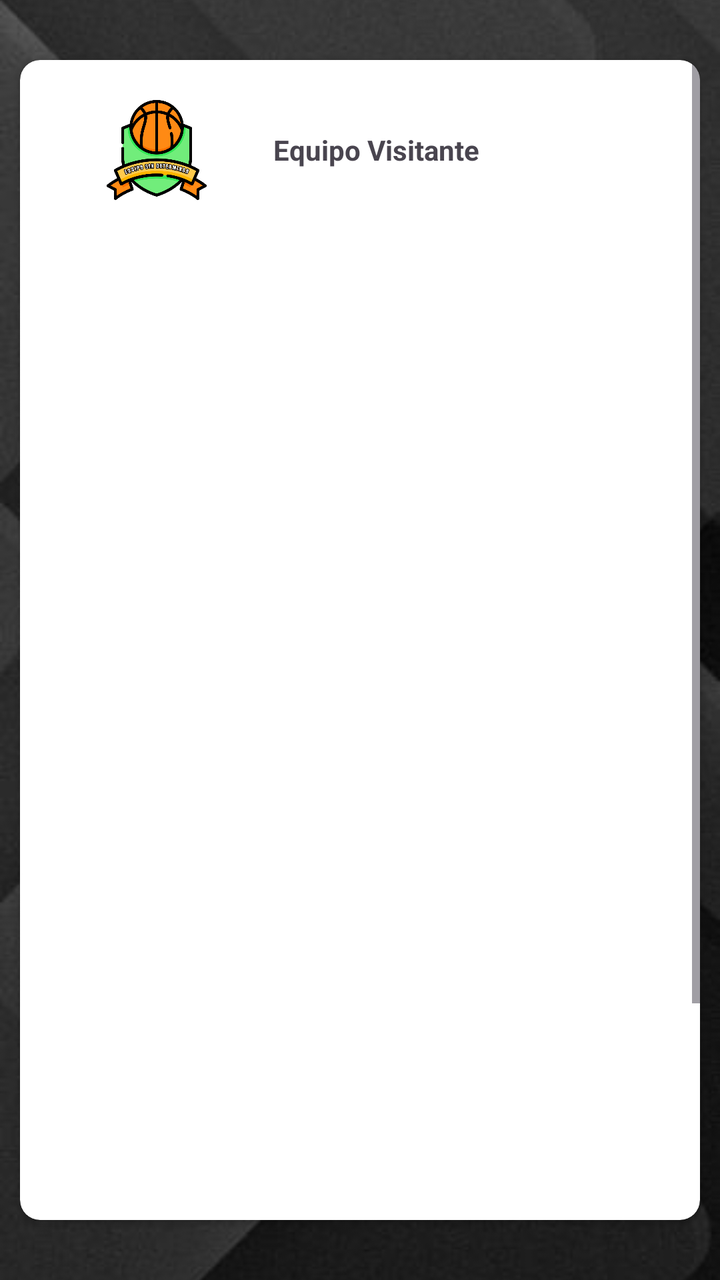
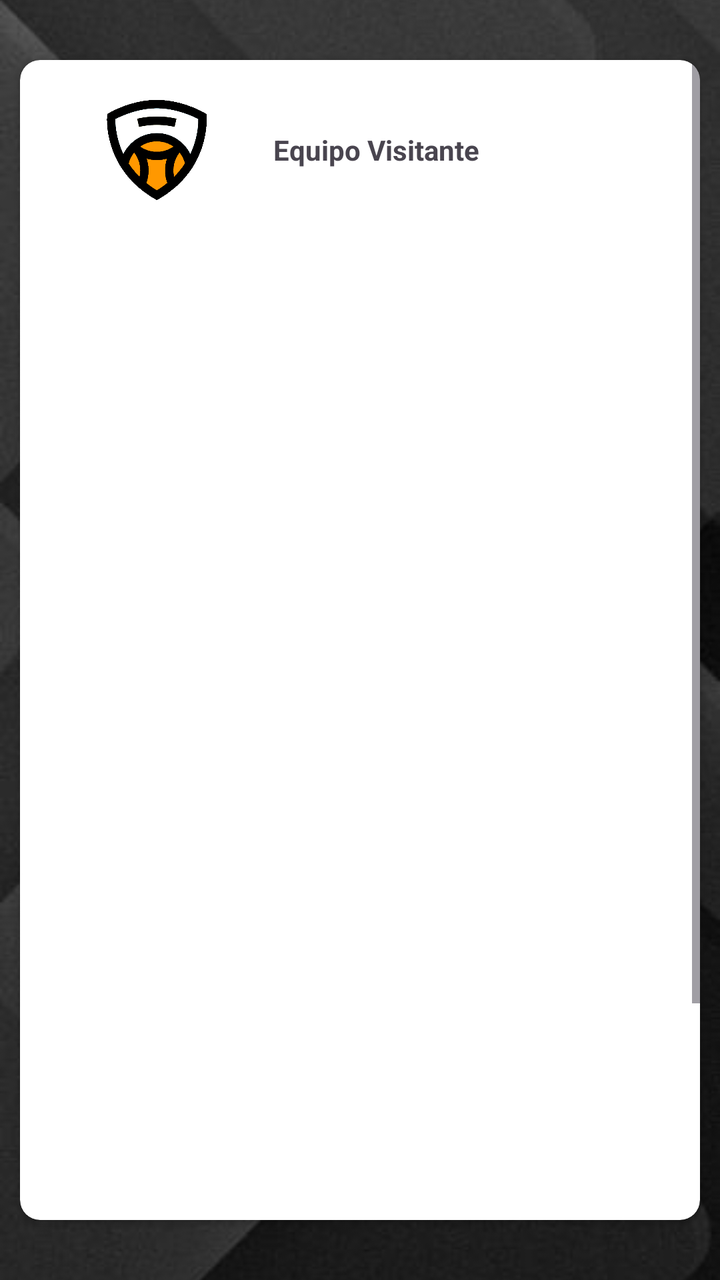

Compare the two renders of this Android layout. The source of the first and the diff that turns it into the second are given below.
<!-- AndroidManifest.xml: application theme Theme.UBB_estadistica -->
<!-- res/layout/fragment_plantilla_visitante.xml -->
<?xml version="1.0" encoding="utf-8"?>
<androidx.constraintlayout.widget.ConstraintLayout xmlns:android="http://schemas.android.com/apk/res/android"
    xmlns:app="http://schemas.android.com/apk/res-auto"
    xmlns:tools="http://schemas.android.com/tools"
    android:layout_width="match_parent"
    android:layout_height="match_parent"
    tools:context=".partido.PlantillaVisitanteFragment" >

    <ImageView
        android:id="@+id/imageView5"
        android:layout_width="0dp"
        android:layout_height="0dp"
        android:scaleType="centerCrop"
        android:src="@drawable/fondo_pantalla3"
        app:layout_constraintBottom_toBottomOf="parent"
        app:layout_constraintEnd_toEndOf="parent"
        app:layout_constraintStart_toStartOf="parent"
        app:layout_constraintTop_toTopOf="parent" />

    <androidx.cardview.widget.CardView
        android:layout_width="match_parent"
        android:layout_height="0dp"
        android:layout_marginStart="10dp"
        android:layout_marginTop="30dp"
        android:layout_marginEnd="10dp"
        android:layout_marginBottom="30dp"
        app:cardCornerRadius="10sp"
        app:layout_constraintBottom_toBottomOf="parent"
        app:layout_constraintEnd_toEndOf="parent"
        app:layout_constraintStart_toStartOf="parent"
        app:layout_constraintTop_toTopOf="parent">

        <ScrollView
            android:layout_width="match_parent"
            android:layout_height="match_parent" >

            <LinearLayout
                android:layout_width="match_parent"
                android:layout_height="wrap_content"
                android:layout_marginLeft="10sp"
                android:layout_marginTop="20sp"
                android:layout_marginRight="10sp"
                android:layout_marginBottom="20sp"
                android:orientation="vertical">

                <LinearLayout
                    android:layout_width="match_parent"
                    android:layout_height="wrap_content"
                    android:orientation="horizontal">

                    <ImageView
                        android:id="@+id/imageEquipoViistante"
                        android:layout_width="50dp"
                        android:layout_height="50dp"
                        android:layout_weight="1"
                        app:srcCompat="@drawable/escudo_equipo" />

                    <TextView
                        android:id="@+id/txtPlantillaEquipoV"
                        android:layout_width="wrap_content"
                        android:layout_height="match_parent"
                        android:layout_weight="1.5"
                        android:gravity="left|center_vertical"
                        android:text="Equipo Visitante"
                        android:textStyle="bold" />

                </LinearLayout>

                <ListView
                    android:id="@+id/LVPlantillaVisitante"
                    android:layout_width="match_parent"
                    android:layout_height="550dp"
                    android:layout_marginTop="10dp"
                    android:layout_marginBottom="10dp" />


                <LinearLayout
                    android:layout_width="match_parent"
                    android:layout_height="match_parent"
                    android:layout_marginTop="5sp"
                    android:layout_marginBottom="20dp"
                    android:orientation="horizontal">

                    <Button
                        android:id="@+id/btnInscribirJugadorVisitante"
                        android:layout_width="wrap_content"
                        android:layout_height="wrap_content"
                        android:layout_weight="1"
                        android:backgroundTint="@color/yellow_logo"
                        android:text="Inscribir Jugador"
                        app:cornerRadius="25sp" />

                    <Space
                        android:layout_width="wrap_content"
                        android:layout_height="wrap_content"
                        android:layout_weight="1" />

                    <Button
                        android:id="@+id/btnGuardarPlantillaVisitante"
                        android:layout_width="wrap_content"
                        android:layout_height="wrap_content"
                        android:layout_weight="1"
                        android:backgroundTint="@color/yellow_logo"
                        android:text="Cargar Plantilla"
                        app:cornerRadius="30dp" />

                </LinearLayout>
            </LinearLayout>
        </ScrollView>
    </androidx.cardview.widget.CardView>

</androidx.constraintlayout.widget.ConstraintLayout>
<!-- resources referenced by this layout -->
<resources>
  <color name="yellow_logo">#F3DD2F</color>
  <!-- drawable escudo_equipo: png bitmap (drawable, 62532 bytes) -->
  <!-- drawable fondo_pantalla3: jpg bitmap (drawable, 18674 bytes) -->
  <style name="Theme.UBB_estadistica" parent="Theme.MaterialComponents.DayNight.DarkActionBar">
          
          <item name="colorPrimary">@color/yellow_logo_500</item>
          <item name="colorPrimaryDark">@color/yellow_logo_700</item>
          <item name="colorAccent">@color/yellow_logo</item>
  
          <item name="colorPrimaryVariant">@color/yellow_logo_700</item>
          <item name="colorOnPrimary">@color/white</item>
          
          <item name="colorSecondary">@color/teal_200</item>
          <item name="colorSecondaryVariant">@color/teal_700</item>
          <item name="colorOnSecondary">@color/black</item>
          
          <item name="android:statusBarColor">@color/yellow_logo_700</item>
          
      </style>
  <color name="yellow_logo_500">#FFEB3B</color>
  <color name="yellow_logo_700">#FBC02D</color>
  <color name="white">#FFFFFFFF</color>
  <color name="teal_200">#FF03DAC5</color>
  <color name="teal_700">#FF018786</color>
  <color name="black">#FF000000</color>
</resources>

<!-- the commit's change to res/layout/fragment_plantilla_visitante.xml (unified diff, before → after) -->
@@ -53,7 +53,7 @@
                         android:layout_width="50dp"
                         android:layout_height="50dp"
                         android:layout_weight="1"
-                        app:srcCompat="@drawable/escudo_equipo" />
+                        app:srcCompat="@drawable/escudopredeterminado" />
 
                     <TextView
                         android:id="@+id/txtPlantillaEquipoV"
<!-- resource entries referenced after the edit -->
@@ -1,7 +1,7 @@
 <!-- resources referenced by this layout -->
 <resources>
   <color name="yellow_logo">#F3DD2F</color>
-  <!-- drawable escudo_equipo: png bitmap (drawable, 62532 bytes) -->
+  <!-- drawable escudopredeterminado: png bitmap (drawable, 17382 bytes) -->
   <!-- drawable fondo_pantalla3: jpg bitmap (drawable, 18674 bytes) -->
   <style name="Theme.UBB_estadistica" parent="Theme.MaterialComponents.DayNight.DarkActionBar">
           
